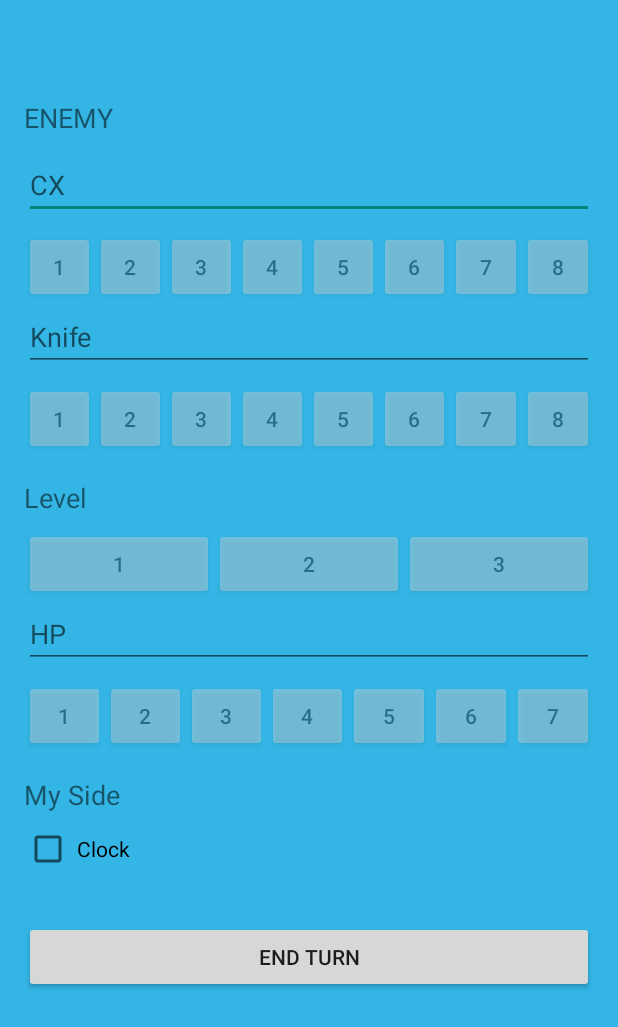
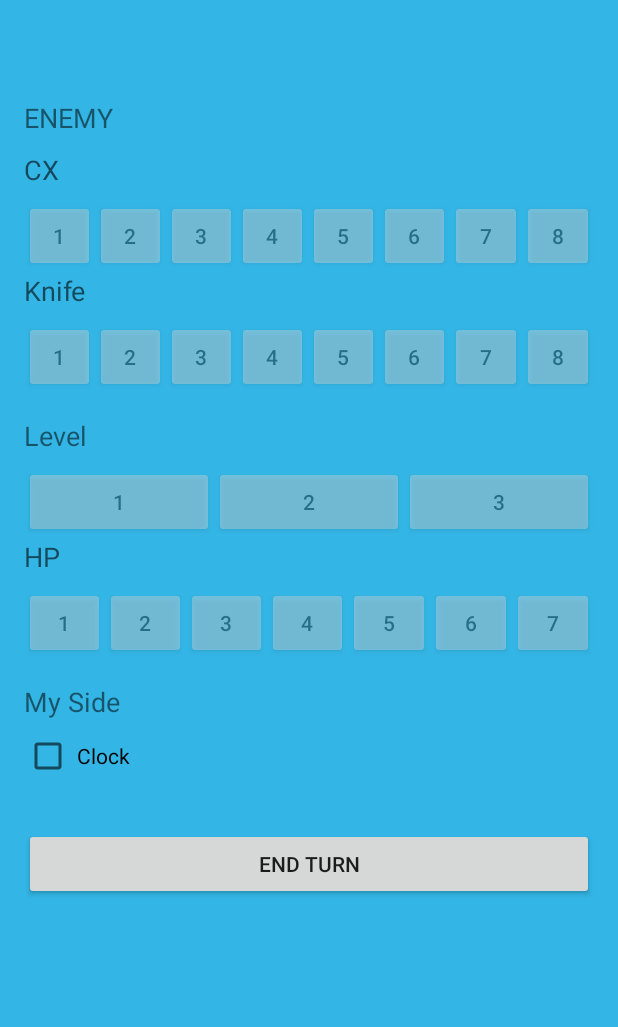
Before and after one commit to mankit556/andorid_WS, an Android app: the screen it shows after launch (MainActivity), on a phone screen of 412 x 824 dp. Shown: the top 1027 px of the screen. Run offline under Robolectric (Android 15) with nearby library versions, the phone set to English and light mode, and no system bars.

Commit message:
minor adjust to layout

```diff
--- a/app/build.gradle
+++ b/app/build.gradle
@@ -12,8 +12,8 @@ android {
         applicationId "com.example.andorid_ws"
         minSdk 34
         targetSdk 36
-        versionCode 1
-        versionName "1.0.0.1"
+        versionCode 2
+        versionName "1.0.2.1"
 
         testInstrumentationRunner "androidx.test.runner.AndroidJUnitRunner"
     }
--- a/app/src/main/java/com/example/android_ws/MainActivity.java
+++ b/app/src/main/java/com/example/android_ws/MainActivity.java
@@ -26,9 +26,6 @@ public class MainActivity extends AppCompatActivity {
         super.onCreate(savedInstanceState);
         setContentView(R.layout.layoutui);
 
-        cxEditText = findViewById(R.id.cxEditText);
-        knifeEditText = findViewById(R.id.knifeEditText);
-        hpEditText = findViewById(R.id.hpEditText);
         clickCheckBox = findViewById(R.id.clickCheckBox);
 
         setupButtonGroup("cxButton",8);
--- a/app/src/main/res/layout/layoutui.xml
+++ b/app/src/main/res/layout/layoutui.xml
@@ -18,11 +18,11 @@
         android:text="ENEMY"
         android:textSize="18sp" />
 
-    <EditText
-        android:id="@+id/cxEditText"
+    <TextView
         android:layout_width="match_parent"
         android:layout_height="wrap_content"
-        android:hint="CX" />
+        android:hint="CX"
+        android:textSize="18sp" />
 
     <LinearLayout
         android:id="@+id/cxButtonGroup"
@@ -43,10 +43,10 @@
 
     <!-- Knife Section -->
 
-    <EditText
-        android:id="@+id/knifeEditText"
+    <TextView
         android:layout_width="match_parent"
         android:layout_height="wrap_content"
+        android:textSize="18sp"
         android:hint="Knife" />
 
     <LinearLayout
@@ -105,10 +105,11 @@
     <!-- HP Section -->
 
 
-    <EditText
-        android:id="@+id/hpEditText"
+    <TextView
+
         android:layout_width="match_parent"
         android:layout_height="wrap_content"
+        android:textSize="18sp"
         android:hint="HP" />
 
     <LinearLayout
```
